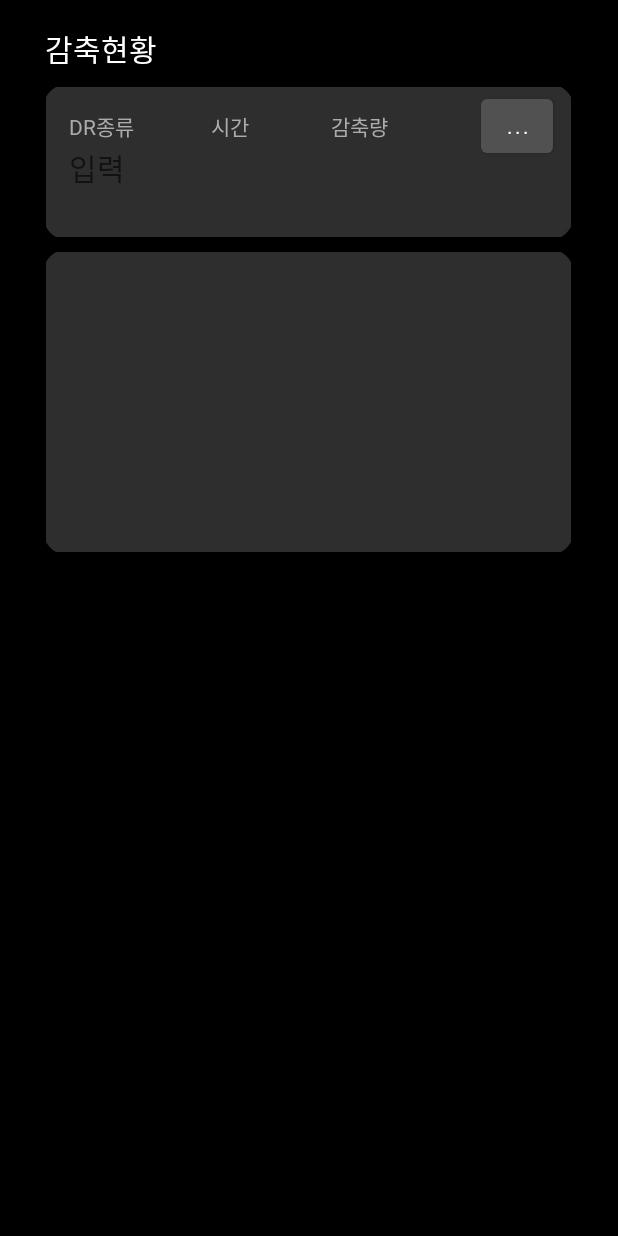
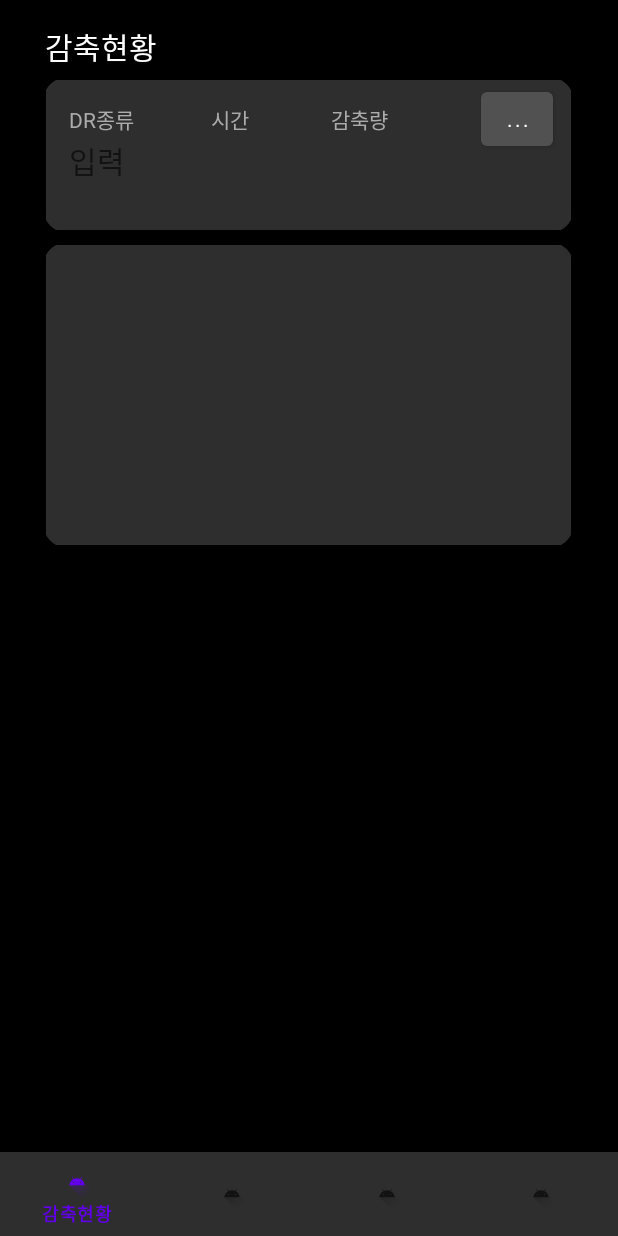
Before and after one commit to capstone-design-team4/Client, an Android app: the screen it shows after launch (ReductionActivity before the commit, MainActivity after it), on a phone screen of 412 x 824 dp. Run offline under Robolectric (Android 15) with nearby library versions, the light colour scheme and no system bars.

Commit message:
바텀 네비게이션

```diff
--- a/app/src/main/AndroidManifest.xml
+++ b/app/src/main/AndroidManifest.xml
@@ -10,7 +10,7 @@
         android:supportsRtl="true"
         android:theme="@style/Theme.JeonShimClient">
         <activity
-            android:name=".ReductionActivity"
+            android:name=".MainActivity"
             android:exported="true">
             <intent-filter>
                 <action android:name="android.intent.action.MAIN" />
--- /dev/null
+++ b/app/src/main/java/com/capstone/jeonshimclient/DRFragment.kt
@@ -0,0 +1,37 @@
+package com.capstone.jeonshimclient
+
+import android.app.Activity
+import android.content.Context
+import android.os.Bundle
+import android.text.Editable
+import androidx.fragment.app.Fragment
+import android.view.LayoutInflater
+import android.view.View
+import android.view.ViewGroup
+import android.widget.Toast
+import com.capstone.jeonshimclient.databinding.FragmentDrBinding
+import kotlinx.android.synthetic.main.fragment_dr.*
+
+class DRFragment : Fragment() {
+    private lateinit var binding: FragmentDrBinding
+    override fun onCreateView(
+        inflater: LayoutInflater, container: ViewGroup?,
+        savedInstanceState: Bundle?
+    ): View? {
+        // Inflate the layout for this fragment
+        return inflater.inflate(R.layout.fragment_dr, container, false)
+    }
+
+    override fun onViewCreated(view: View, savedInstanceState: Bundle?) {
+        super.onViewCreated(view, savedInstanceState)
+        val dialog = SettingDialog(requireContext())
+        button_DR설정.setOnClickListener {
+            dialog.setDig()
+        }
+        dialog.setOnClickedListener(object : SettingDialog.ButtonClickListener{
+            override fun onClicked(drname: String){
+                print_dr_name.text = Editable.Factory.getInstance().newEditable(drname)
+            }
+        })
+    }
+}
--- /dev/null
+++ b/app/src/main/java/com/capstone/jeonshimclient/MainActivity.kt
@@ -0,0 +1,45 @@
+package com.capstone.jeonshimclient
+
+import androidx.appcompat.app.AppCompatActivity
+import android.os.Bundle
+import android.text.Editable
+import com.google.android.material.bottomnavigation.BottomNavigationView
+import kotlinx.android.synthetic.main.fragment_dr.*
+
+class MainActivity : AppCompatActivity() {
+    override fun onCreate(savedInstanceState: Bundle?) {
+        super.onCreate(savedInstanceState)
+        setContentView(R.layout.activity_main)
+
+        // 하단 탭이 눌렸을 때 화면을 전환하기 위해선 이벤트 처리하기 위해 BottomNavigationView 객체 생성
+        var bnv_main = findViewById(R.id.bnv_main) as BottomNavigationView
+
+        // OnNavigationItemSelectedListener를 통해 탭 아이템 선택 시 이벤트를 처리
+        // navi_menu.xml 에서 설정했던 각 아이템들의 id를 통해 알맞은 프래그먼트로 변경하게 한다.
+        bnv_main.run { setOnNavigationItemSelectedListener {
+            when(it.itemId) {
+                R.id.first -> {
+                    // 다른 프래그먼트 화면으로 이동하는 기능
+                    val drFragment = DRFragment()
+                    supportFragmentManager.beginTransaction().replace(R.id.fl_container, drFragment).commit()
+                }
+                R.id.second -> {
+                    val generationFragment = GenerationFragment()
+                    supportFragmentManager.beginTransaction().replace(R.id.fl_container, generationFragment).commit()
+                }
+                R.id.third -> {
+                    val graphFragment = GraphFragment()
+                    supportFragmentManager.beginTransaction().replace(R.id.fl_container, graphFragment).commit()
+                }
+                R.id.fourth -> {
+                    val userFragment = UserFragment()
+                    supportFragmentManager.beginTransaction().replace(R.id.fl_container, userFragment).commit()
+                }
+            }
+            true
+        }
+            selectedItemId = R.id.first
+        }
+
+    }
+}
--- a/app/src/main/java/com/capstone/jeonshimclient/ReductionActivity.kt
+++ /dev/null
@@ -1,26 +0,0 @@
-package com.capstone.jeonshimclient
-
-import androidx.appcompat.app.AppCompatActivity
-import android.os.Bundle
-import android.text.Editable
-import kotlinx.android.synthetic.main.activity_reduction.*
-
-class ReductionActivity : AppCompatActivity() {
-    override fun onCreate(savedInstanceState: Bundle?) {
-        super.onCreate(savedInstanceState)
-        setContentView(R.layout.activity_reduction)
-
-        // 다이얼로그
-        val dialog = DialogSetting(this)
-
-        button_DR설정.setOnClickListener {
-            dialog.setDig()
-        }
-
-        dialog.setOnClickedListener(object : DialogSetting.ButtonClickListener{
-            override fun onClicked(drname: String){
-                print_dr_name.text = Editable.Factory.getInstance().newEditable(drname)
-            }
-        })
-    }
-}
--- a/app/src/main/java/com/capstone/jeonshimclient/DialogSetting.kt
+++ b/app/src/main/java/com/capstone/jeonshimclient/SettingDialog.kt
@@ -6,7 +6,7 @@ import android.view.WindowManager
 import android.widget.Button
 import android.widget.EditText
 
-open class DialogSetting(context: Context) {
+open class SettingDialog(context: Context) {
     private val dialog = Dialog(context)
 
     fun setDig(){
@@ -20,7 +20,7 @@ open class DialogSetting(context: Context) {
         dialog.setCanceledOnTouchOutside(true)
         dialog.setCancelable(true)
 
-        dialog.setContentView(R.layout.setting_dialog)
+        dialog.setContentView(R.layout.dialog_setting)
 
         val edit = dialog.findViewById<EditText>(R.id.input_drname)
         val btnDone = dialog.findViewById<Button>(R.id.check)
--- /dev/null
+++ b/app/src/main/res/layout/activity_main.xml
@@ -0,0 +1,23 @@
+<?xml version="1.0" encoding="utf-8"?>
+<androidx.constraintlayout.widget.ConstraintLayout xmlns:android="http://schemas.android.com/apk/res/android"
+    xmlns:app="http://schemas.android.com/apk/res-auto"
+    xmlns:tools="http://schemas.android.com/tools"
+
+    android:layout_width="match_parent"
+    android:layout_height="match_parent"
+    android:background="#000000"
+    tools:context=".MainActivity">
+
+    <FrameLayout android:layout_width="0dp"
+        android:layout_height="0dp"
+        android:id="@+id/fl_container"
+        app:layout_constraintTop_toTopOf="parent"
+        app:layout_constraintBottom_toTopOf="@+id/bnv_main"
+        app:layout_constraintLeft_toLeftOf="parent"
+        app:layout_constraintRight_toRightOf="parent"/>
+
+    <com.google.android.material.bottomnavigation.BottomNavigationView android:layout_width="0dp"
+        android:layout_height="?attr/actionBarSize" android:id="@+id/bnv_main" android:background="#2E2E2E"
+        app:menu="@menu/navi_menu" app:layout_constraintBottom_toBottomOf="parent"
+        app:layout_constraintLeft_toLeftOf="parent" app:layout_constraintRight_toRightOf="parent"/>
+</androidx.constraintlayout.widget.ConstraintLayout>
--- a/app/src/main/res/layout/activity_reduction.xml
+++ b/app/src/main/res/layout/fragment_dr.xml
@@ -6,8 +6,9 @@
     android:layout_width="match_parent"
     android:layout_height="match_parent"
     android:background="#000000"
-    tools:context=".ReductionActivity">
+    tools:context=".DRFragment">
 
+    <!-- TODO: Update blank fragment layout -->
     <TextView
         android:id="@+id/title1"
         android:layout_width="wrap_content"
@@ -112,4 +113,5 @@
         tools:ignore="MissingConstraints">
 
     </FrameLayout>
+
 </androidx.constraintlayout.widget.ConstraintLayout>
--- /dev/null
+++ b/app/src/main/res/menu/navi_menu.xml
@@ -0,0 +1,12 @@
+<?xml version="1.0" encoding="utf-8"?>
+<menu xmlns:android="http://schemas.android.com/apk/res/android"
+    xmlns:app="http://schemas.android.com/apk/res-auto">
+    <item android:id="@+id/first" app:showAsAction="ifRoom"
+        android:enabled="true" android:icon="@drawable/ic_launcher_foreground" android:title="감축현황" />
+    <item android:id="@+id/second" app:showAsAction="ifRoom"
+        android:enabled="true" android:icon="@drawable/ic_launcher_foreground" android:title="전력공급현황" />
+    <item android:id="@+id/third" app:showAsAction="ifRoom"
+        android:enabled="true" android:icon="@drawable/ic_launcher_foreground" android:title="그래프" />
+    <item android:id="@+id/fourth" app:showAsAction="ifRoom"
+        android:enabled="true" android:icon="@drawable/ic_launcher_foreground" android:title="세대현황" />
+</menu>
--- a/app/src/main/res/values/strings.xml
+++ b/app/src/main/res/values/strings.xml
@@ -1,3 +1,5 @@
 <resources>
     <string name="app_name">JeonShimClient</string>
+    <!-- TODO: Remove or change this placeholder text -->
+    <string name="hello_blank_fragment">Hello blank fragment</string>
 </resources>
```
Also changed, not shown: app/build.gradle (+8 -0 lines), app/src/main/java/com/capstone/jeonshimclient/GenerationFragment.kt (added, +17 -0 lines), app/src/main/java/com/capstone/jeonshimclient/GraphFragment.kt (added, +25 -0 lines), app/src/main/java/com/capstone/jeonshimclient/UserFragment.kt (added, +19 -0 lines), app/src/main/res/layout/fragment_generation.xml (added, +14 -0 lines), app/src/main/res/layout/fragment_graph.xml (added, +14 -0 lines), app/src/main/res/layout/fragment_user.xml (added, +14 -0 lines), app/src/main/res/layout/dialog_setting.xml (renamed from app/src/main/res/layout/setting_dialog.xml).
